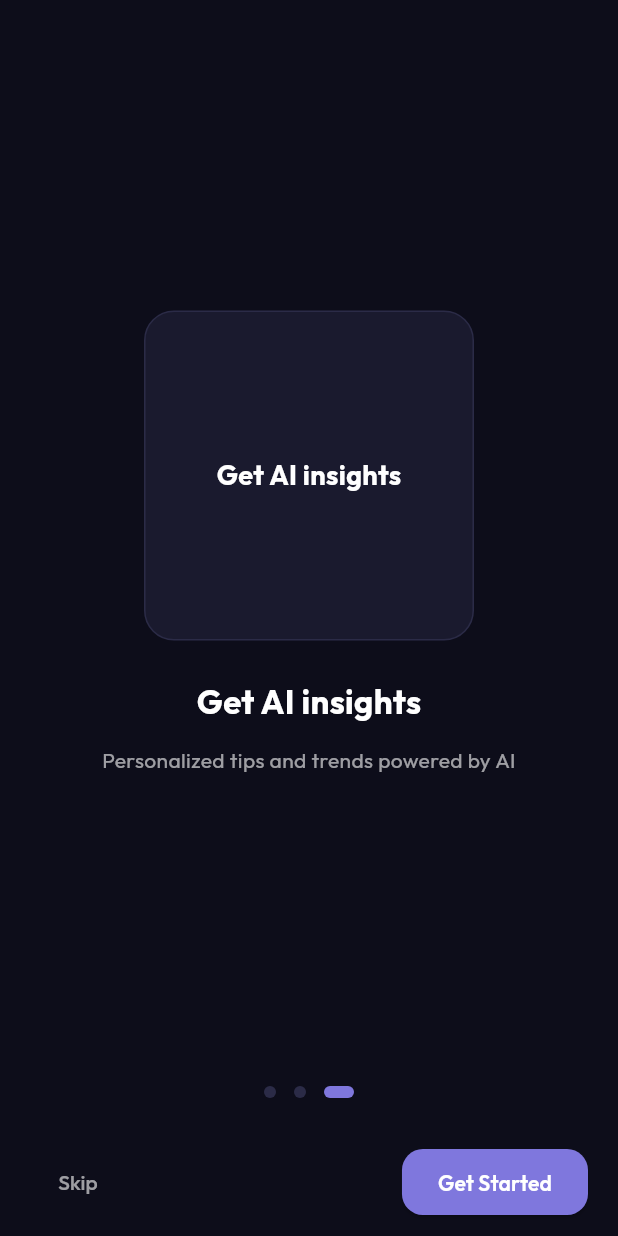
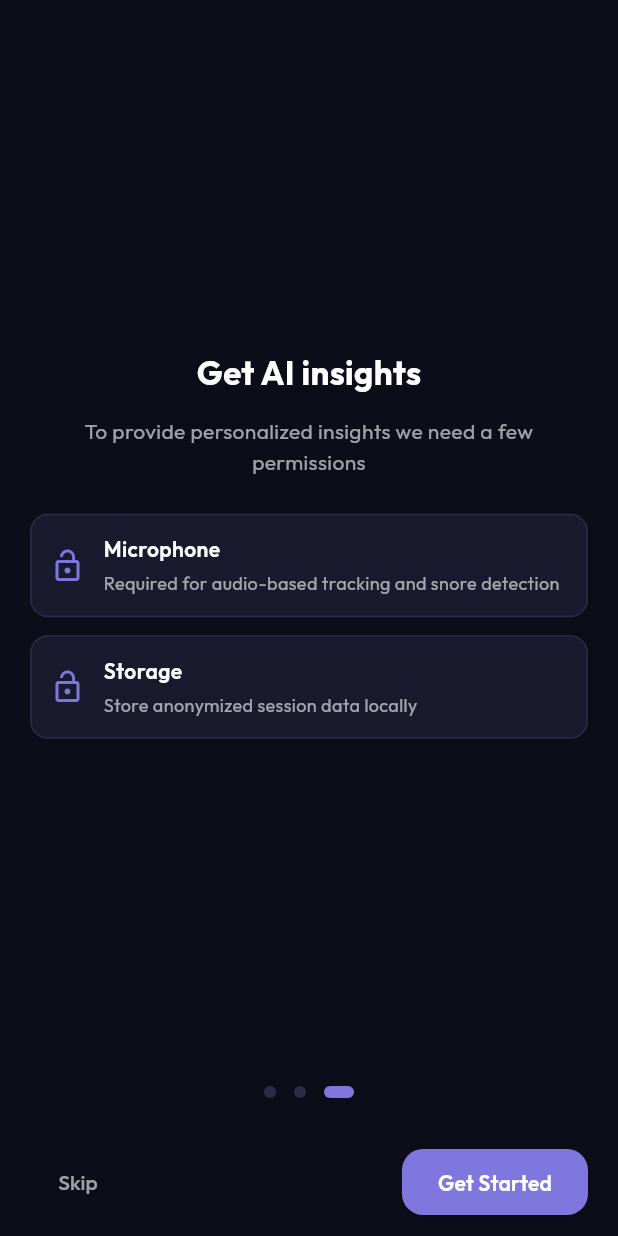
Before and after one commit to m3lloo/SomniAI---AI-Sleep-Tracker-App, a Flutter app: the OnboardingSlidesScreen screen opened directly, swiped to page 3, on a phone screen of 412 x 824 dp. Run offline on Flutter 3.47's test engine with Material 3 defaults, Android fonts, the light colour scheme and no system bars; our stand-ins replace connectivity_plus, csv, drift, fl_chart, flutter_animate, flutter_local_notifications and 10 more; accounts and stored records are empty; generated files the repository leaves out were written again; statements that could not run were skipped.

Commit message:
feat(onboarding): embed permission UI on final slide and request permissions inline

```diff
--- a/lib/features/sleep_tracking/presentation/screens/onboarding_slides_screen.dart
+++ b/lib/features/sleep_tracking/presentation/screens/onboarding_slides_screen.dart
@@ -1,9 +1,9 @@
 import 'package:flutter/material.dart';
 import 'package:google_fonts/google_fonts.dart';
 import 'package:shared_preferences/shared_preferences.dart';
+import 'package:permission_handler/permission_handler.dart';
 import 'package:somni_ai/core/themes/app_theme.dart';
 import 'package:somni_ai/features/navigation/presentation/screens/main_navigation_screen.dart';
-import 'package:somni_ai/features/sleep_tracking/presentation/screens/onboarding_screen.dart';
 
 class OnboardingSlidesScreen extends StatefulWidget {
   const OnboardingSlidesScreen({super.key});
@@ -39,6 +39,20 @@ class _OnboardingSlidesScreenState extends State<OnboardingSlidesScreen> {
         MaterialPageRoute(builder: (_) => const MainNavigationScreen()));
   }
 
+  bool _requesting = false;
+
+  Future<void> _requestPermissions() async {
+    setState(() => _requesting = true);
+    await Permission.microphone.request();
+    await Permission.storage.request();
+    final prefs = await SharedPreferences.getInstance();
+    await prefs.setBool('seen_onboarding', true);
+    setState(() => _requesting = false);
+    if (!mounted) return;
+    Navigator.of(context).pushReplacement(
+        MaterialPageRoute(builder: (_) => const MainNavigationScreen()));
+  }
+
   @override
   Widget build(BuildContext context) {
     return Scaffold(
@@ -52,6 +66,35 @@ class _OnboardingSlidesScreenState extends State<OnboardingSlidesScreen> {
                 itemCount: _slides.length,
                 onPageChanged: (i) => setState(() => _index = i),
                 itemBuilder: (context, i) {
+                  // Final slide shows permission request UI inline
+                  if (i == _slides.length - 1) {
+                    return Padding(
+                      padding: const EdgeInsets.all(20.0),
+                      child: Column(
+                        mainAxisAlignment: MainAxisAlignment.center,
+                        children: [
+                          Text('Get AI insights',
+                              style: GoogleFonts.outfit(
+                                  fontSize: 22,
+                                  fontWeight: FontWeight.w700,
+                                  color: AppColors.textPrimary)),
+                          const SizedBox(height: 12),
+                          Text(
+                              'To provide personalized insights we need a few permissions',
+                              style: GoogleFonts.outfit(
+                                  color: AppColors.textSecondary),
+                              textAlign: TextAlign.center),
+                          const SizedBox(height: 24),
+                          _permissionTile('Microphone',
+                              'Required for audio-based tracking and snore detection'),
+                          const SizedBox(height: 12),
+                          _permissionTile('Storage',
+                              'Store anonymized session data locally'),
+                        ],
+                      ),
+                    );
+                  }
+
                   final slide = _slides[i];
                   return Padding(
                     padding: const EdgeInsets.all(28.0),
@@ -142,4 +185,34 @@ class _OnboardingSlidesScreenState extends State<OnboardingSlidesScreen> {
       ),
     );
   }
+
+  Widget _permissionTile(String title, String subtitle) {
+    return Container(
+      padding: const EdgeInsets.all(12),
+      decoration: BoxDecoration(
+        color: AppColors.cardBg,
+        borderRadius: BorderRadius.circular(12),
+        border: Border.all(color: AppColors.surfaceLight),
+      ),
+      child: Row(
+        children: [
+          Icon(Icons.lock_open, color: AppColors.indigo),
+          const SizedBox(width: 12),
+          Expanded(
+            child: Column(
+              crossAxisAlignment: CrossAxisAlignment.start,
+              children: [
+                Text(title,
+                    style: GoogleFonts.outfit(fontWeight: FontWeight.w600)),
+                const SizedBox(height: 4),
+                Text(subtitle,
+                    style: GoogleFonts.outfit(
+                        color: AppColors.textSecondary, fontSize: 12)),
+              ],
+            ),
+          )
+        ],
+      ),
+    );
+  }
 }
```
